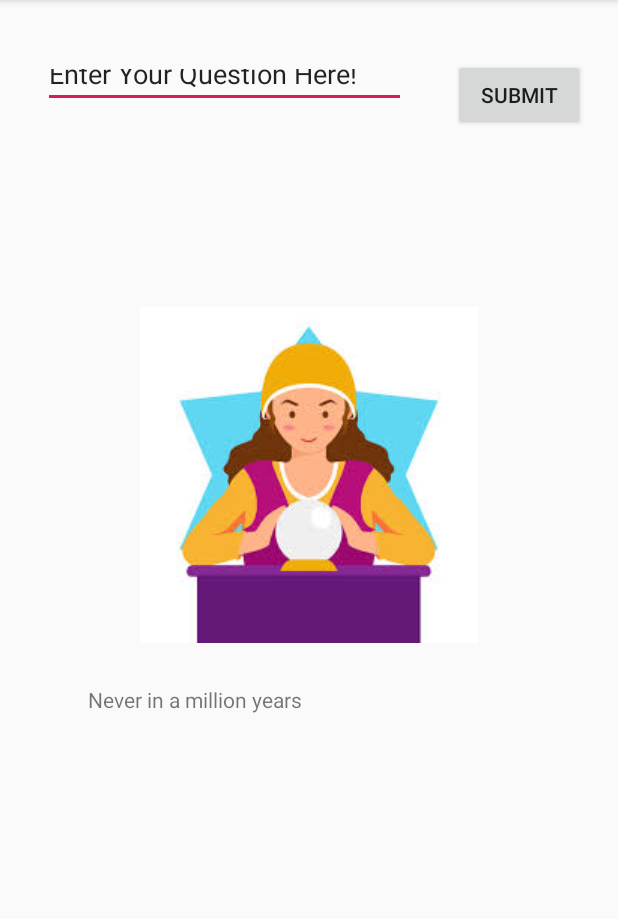
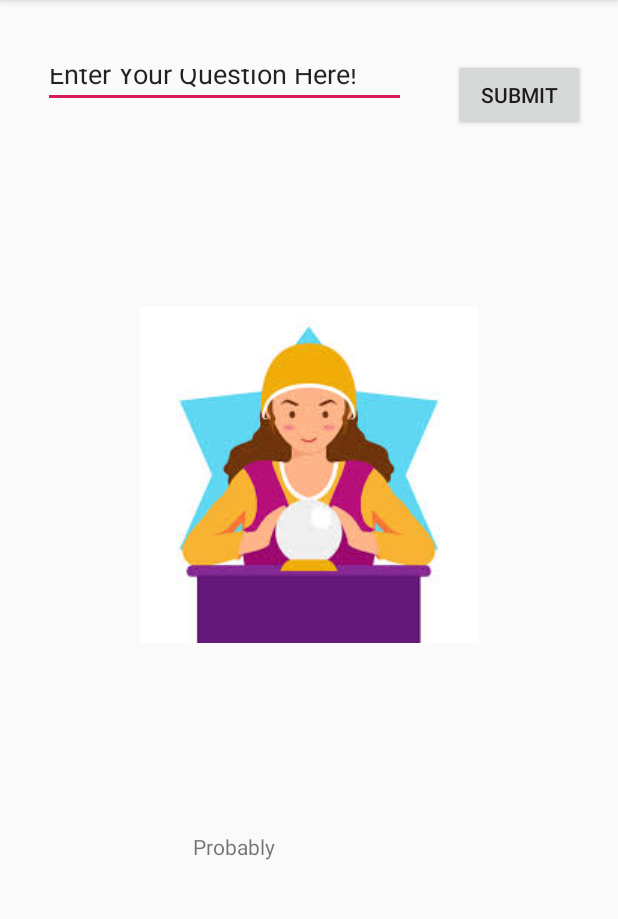
Before and after one commit to alyssaf5/FortuneTeller, an Android app: the screen it shows after launch (MainActivity), after a tap on "SUBMIT", on a phone screen of 412 x 824 dp, the part 84-1003 px from its top. Run offline under Robolectric (Android 15) with nearby library versions, the phone set to English and light mode, and no system bars.

Commit message:
upgrade minus music

```diff
--- a/app/src/main/java/com/example/fortunetellerapp/MainActivity.java
+++ b/app/src/main/java/com/example/fortunetellerapp/MainActivity.java
@@ -4,29 +4,36 @@ import androidx.appcompat.app.AppCompatActivity;
 import android.os.Bundle;
 import android.view.View;
 import android.widget.Button;
+import android.media.MediaPlayer;
 import android.widget.ImageView;
 import android.widget.TextView;
 
 import java.util.Random;
 
 public class MainActivity extends AppCompatActivity {
-
+    MediaPlayer magic;
     @Override
     protected void onCreate(Bundle savedInstanceState) {
         super.onCreate(savedInstanceState);
         setContentView(R.layout.activity_main);
         final TextView msg1 = findViewById(R.id.msg1);
         msg1.setVisibility(View.INVISIBLE);
+//        magic = MediaPlayer.create(MainActivity.this);
+/*        final TextView msg2 = findViewById(R.id.msg2);
+        msg2.setVisibility(View.INVISIBLE);
+
+        final TextView msg3 = findViewById(R.id.msg3);
+        msg3.setVisibility(View.INVISIBLE);*/
 
         //final ImageView girlDisplay = (ImageView) findViewById(R.id.imageView); // Grab the ballDisplay from the xml by the id
 
-        final int[] girlArray = { // The ballArray holds the 5 ball drawables
-                 R.id.msg1, // ball1 sits at index 0
-//               R.id.msg2, // ball2 sits at index 1
-//               R.id.msg3, // ball3 sits at index 2
-//               R.id.msg4, // ball4 sits at index 3
-//               R.id.msg5, // ball5 sits at index 4
-        };
+//        final int[] girlArray = { // The ballArray holds the 5 ball drawables
+//                 R.id.msg1, // ball1 sits at index
+////               R.id.msg2, // ball2 sits at index 1
+////               R.id.msg3, // ball3 sits at index 2
+////               R.id.msg4, // ball4 sits at index 3
+////               R.id.msg5, // ball5 sits at index 4
+//        };
 
 
         Button myButton = (Button) findViewById(R.id.button2); // Grab the myButton from the xml by the id
@@ -35,14 +42,50 @@ public class MainActivity extends AppCompatActivity {
             @Override
             public void onClick(View v) { // Set onClickListener for myButton
                 Random randomNumberGenerator = new Random(); // Create a randomNumberGenerator object
-
-                int number = randomNumberGenerator.nextInt(5); // Create a variable that stores a random number between 0 and 4
+                int number = randomNumberGenerator.nextInt(10); // Create a variable that stores a random number between 0 and 4
 
                 //girlDisplay.setImageResource(girlArray[number]); // Set the image of the ballDisplay to a random number in the ballArray
 
-                msg1.setVisibility(View.VISIBLE);
-                msg1.setText("Never in a million years");
-
+                if (number == 0) {
+                    msg1.setVisibility(View.VISIBLE);
+                    msg1.setText("Never in a million years");
+                }
+                if (number == 1) {
+                    msg1.setVisibility(View.VISIBLE);
+                    msg1.setText("Definitely");
+                }
+                if (number == 2) {
+                    msg1.setVisibility(View.VISIBLE);
+                    msg1.setText("Ask again later");
+                }
+                if (number == 3) {
+                    msg1.setVisibility(View.VISIBLE);
+                    msg1.setText("Forget about it");
+                }
+                if (number == 4) {
+                    msg1.setVisibility(View.VISIBLE);
+                    msg1.setText("In your dreams");
+                }
+                if (number == 5) {
+                    msg1.setVisibility(View.VISIBLE);
+                    msg1.setText("Without a doubt");
+                }
+                if (number == 6) {
+                    msg1.setVisibility(View.VISIBLE);
+                    msg1.setText("Probably");
+                }
+                if (number == 7) {
+                    msg1.setVisibility(View.VISIBLE);
+                    msg1.setText("You’re kidding right?");
+                }
+                if (number == 8) {
+                    msg1.setVisibility(View.VISIBLE);
+                    msg1.setText("It is certain");
+                }
+                if (number == 9) {
+                    msg1.setVisibility(View.VISIBLE);
+                    msg1.setText("Odds are in your favor");
+                }
             }
         });
     }
--- a/app/src/main/res/layout-v26/activity_main.xml
+++ b/app/src/main/res/layout-v26/activity_main.xml
@@ -13,7 +13,6 @@
         android:layout_marginStart="32dp"
         android:layout_marginTop="36dp"
         android:layout_marginEnd="8dp"
-        android:layout_marginBottom="694dp"
         android:autofillHints=""
         android:hint="@string/_17"
         android:inputType="text"
@@ -43,12 +42,15 @@
 
     <TextView
         android:id="@+id/msg1"
-        android:layout_width="353dp"
-        android:layout_height="79dp"
-        android:layout_marginTop="28dp"
+        android:layout_width="155dp"
+        android:layout_height="27dp"
+        android:layout_marginStart="128dp"
+        android:layout_marginTop="108dp"
+        android:layout_marginEnd="128dp"
+        android:layout_marginBottom="168dp"
         android:text="@string/not_in_a_million_years"
+        app:layout_constraintBottom_toBottomOf="parent"
         app:layout_constraintEnd_toEndOf="parent"
-        app:layout_constraintHorizontal_bias="1.0"
         app:layout_constraintStart_toStartOf="parent"
         app:layout_constraintTop_toBottomOf="@+id/imageView" />
 
--- a/app/src/main/res/values/strings.xml
+++ b/app/src/main/res/values/strings.xml
@@ -6,4 +6,6 @@
     <string name="fortuneteller">fortuneTeller</string>
     <string name="ft">ft</string>
     <string name="_17">17</string>
+    <string name="definitely">Definitely</string>
+    <string name="ask_again_later">Ask again later</string>
 </resources>
```
Also changed, not shown: 1 other file.
